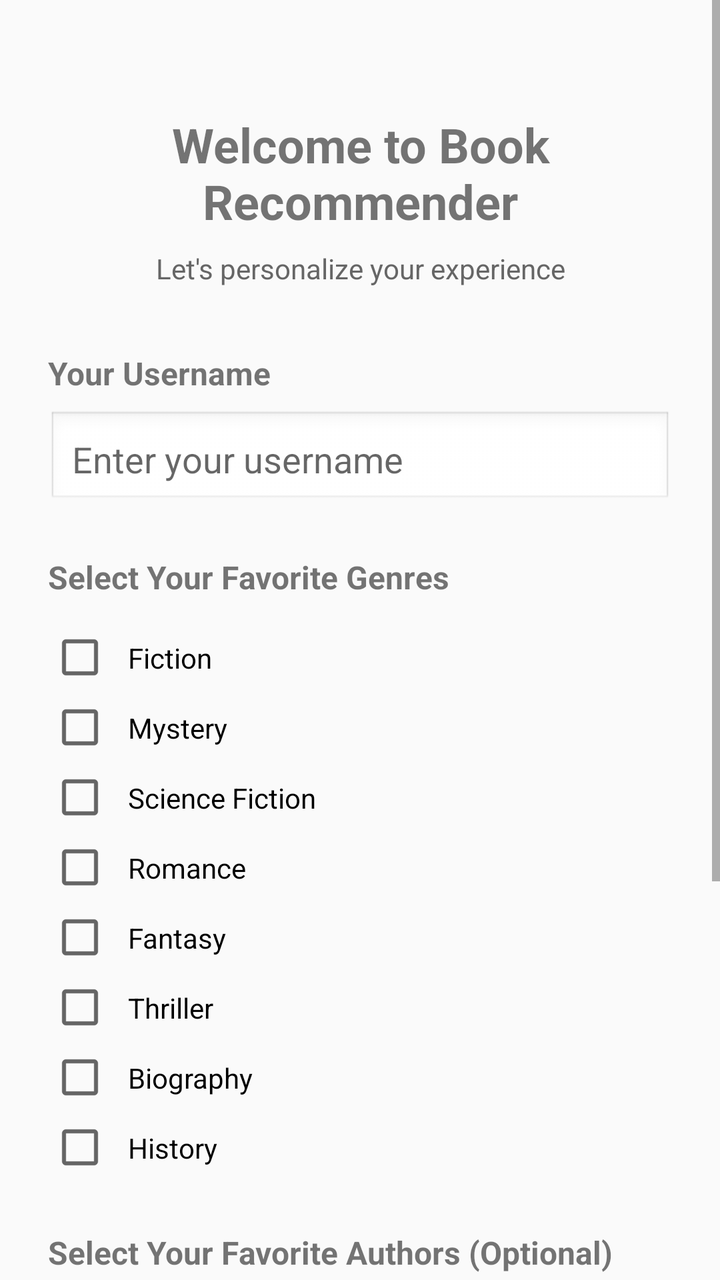
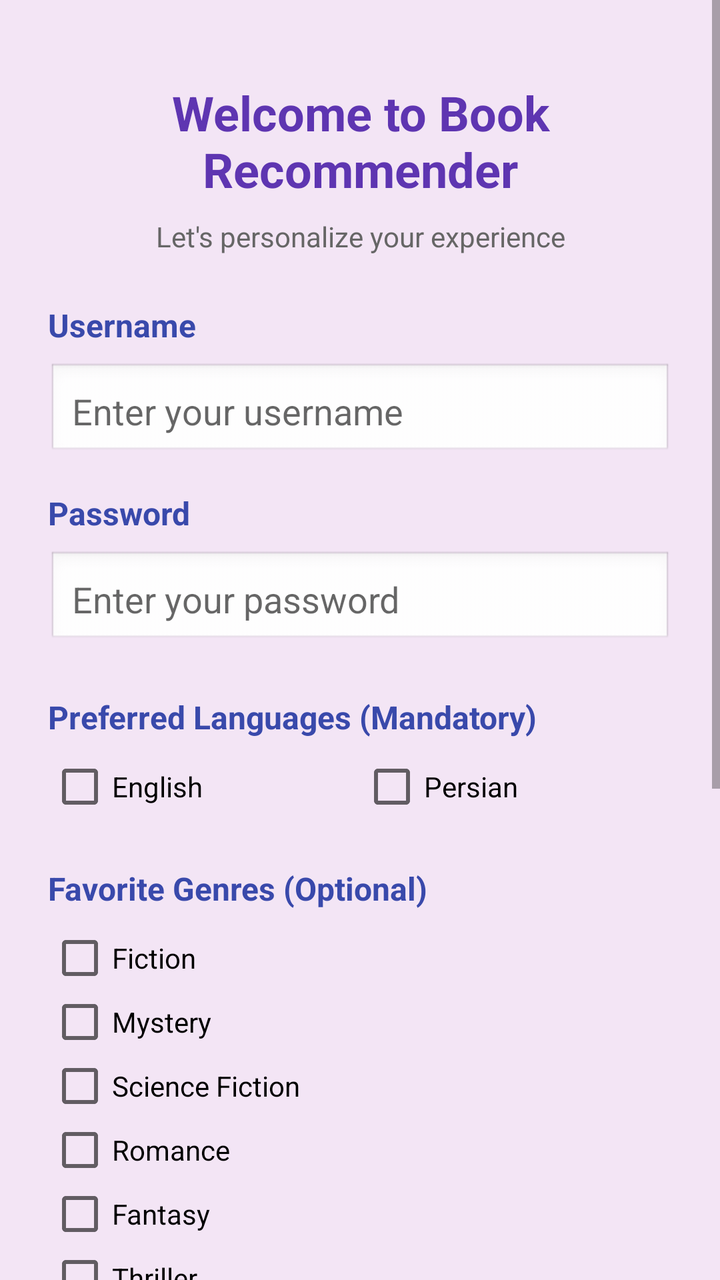

Compare the two renders of this Android layout. The source of the first and the diff that turns it into the second are given below.
<!-- AndroidManifest.xml: application theme Theme.AppCompat.Light.NoActionBar -->
<!-- res/layout/activity_setup.xml -->
<?xml version="1.0" encoding="utf-8"?>
<ScrollView xmlns:android="http://schemas.android.com/apk/res/android"
    android:layout_width="match_parent"
    android:layout_height="match_parent"
    android:background="#FAFAFA">

    <LinearLayout
        android:layout_width="match_parent"
        android:layout_height="wrap_content"
        android:orientation="vertical"
        android:padding="24dp">

        <TextView
            android:layout_width="match_parent"
            android:layout_height="wrap_content"
            android:text="Welcome to Book Recommender"
            android:textSize="24sp"
            android:textStyle="bold"
            android:gravity="center"
            android:layout_marginTop="32dp"
            android:layout_marginBottom="8dp" />

        <TextView
            android:layout_width="match_parent"
            android:layout_height="wrap_content"
            android:text="Let's personalize your experience"
            android:textSize="14sp"
            android:textColor="#666666"
            android:gravity="center"
            android:layout_marginBottom="32dp" />

        
        <TextView
            android:layout_width="wrap_content"
            android:layout_height="wrap_content"
            android:text="Your Username"
            android:textSize="16sp"
            android:textStyle="bold"
            android:layout_marginBottom="8dp" />

        <EditText
            android:id="@+id/etUsername"
            android:layout_width="match_parent"
            android:layout_height="wrap_content"
            android:hint="Enter your username"
            android:inputType="text"
            android:padding="12dp"
            android:background="@android:drawable/edit_text"
            android:layout_marginBottom="24dp" />

        
        <TextView
            android:layout_width="wrap_content"
            android:layout_height="wrap_content"
            android:text="Select Your Favorite Genres"
            android:textSize="16sp"
            android:textStyle="bold"
            android:layout_marginBottom="12dp" />

        <LinearLayout
            android:id="@+id/genresContainer"
            android:layout_width="match_parent"
            android:layout_height="wrap_content"
            android:orientation="vertical"
            android:layout_marginBottom="24dp">

            <CheckBox android:id="@+id/chkFiction" android:layout_width="match_parent" android:layout_height="wrap_content" android:text="Fiction" android:padding="8dp" />
            <CheckBox android:id="@+id/chkMystery" android:layout_width="match_parent" android:layout_height="wrap_content" android:text="Mystery" android:padding="8dp" />
            <CheckBox android:id="@+id/chkSciFi" android:layout_width="match_parent" android:layout_height="wrap_content" android:text="Science Fiction" android:padding="8dp" />
            <CheckBox android:id="@+id/chkRomance" android:layout_width="match_parent" android:layout_height="wrap_content" android:text="Romance" android:padding="8dp" />
            <CheckBox android:id="@+id/chkFantasy" android:layout_width="match_parent" android:layout_height="wrap_content" android:text="Fantasy" android:padding="8dp" />
            <CheckBox android:id="@+id/chkThriller" android:layout_width="match_parent" android:layout_height="wrap_content" android:text="Thriller" android:padding="8dp" />
            <CheckBox android:id="@+id/chkBiography" android:layout_width="match_parent" android:layout_height="wrap_content" android:text="Biography" android:padding="8dp" />
            <CheckBox android:id="@+id/chkHistory" android:layout_width="match_parent" android:layout_height="wrap_content" android:text="History" android:padding="8dp" />
        </LinearLayout>

        
        <TextView
            android:layout_width="wrap_content"
            android:layout_height="wrap_content"
            android:text="Select Your Favorite Authors (Optional)"
            android:textSize="16sp"
            android:textStyle="bold"
            android:layout_marginBottom="12dp" />

        <LinearLayout
            android:id="@+id/authorsContainer"
            android:layout_width="match_parent"
            android:layout_height="wrap_content"
            android:orientation="vertical"
            android:layout_marginBottom="32dp">

            <CheckBox android:id="@+id/chkAuthor1" android:layout_width="match_parent" android:layout_height="wrap_content" android:text="Stephen King" android:padding="8dp" />
            <CheckBox android:id="@+id/chkAuthor2" android:layout_width="match_parent" android:layout_height="wrap_content" android:text="J.K. Rowling" android:padding="8dp" />
            <CheckBox android:id="@+id/chkAuthor3" android:layout_width="match_parent" android:layout_height="wrap_content" android:text="Agatha Christie" android:padding="8dp" />
            <CheckBox android:id="@+id/chkAuthor4" android:layout_width="match_parent" android:layout_height="wrap_content" android:text="George Orwell" android:padding="8dp" />
            <CheckBox android:id="@+id/chkAuthor5" android:layout_width="match_parent" android:layout_height="wrap_content" android:text="Jane Austen" android:padding="8dp" />
        </LinearLayout>

        
        <Button
            android:id="@+id/btnSubmit"
            android:layout_width="match_parent"
            android:layout_height="wrap_content"
            android:text="Get Recommendations"
            android:textSize="16sp"
            android:padding="14dp"
            android:backgroundTint="#4CAF50"
            android:textColor="#FFFFFF" />

        <ProgressBar
            android:id="@+id/progressBar"
            android:layout_width="wrap_content"
            android:layout_height="wrap_content"
            android:layout_gravity="center"
            android:visibility="gone"
            android:layout_marginTop="16dp" />

    </LinearLayout>
</ScrollView>
<!-- resources referenced by this layout -->
<resources>

</resources>

<!-- the commit's change to res/layout/activity_setup.xml (unified diff, before → after) -->
@@ -2,7 +2,7 @@
 <ScrollView xmlns:android="http://schemas.android.com/apk/res/android"
     android:layout_width="match_parent"
     android:layout_height="match_parent"
-    android:background="#FAFAFA">
+    android:background="@color/soft_purple">
 
     <LinearLayout
         android:layout_width="match_parent"
@@ -16,8 +16,9 @@
             android:text="Welcome to Book Recommender"
             android:textSize="24sp"
             android:textStyle="bold"
+            android:textColor="@color/primary_purple"
             android:gravity="center"
-            android:layout_marginTop="32dp"
+            android:layout_marginTop="16dp"
             android:layout_marginBottom="8dp" />
 
         <TextView
@@ -25,17 +26,17 @@
             android:layout_height="wrap_content"
             android:text="Let's personalize your experience"
             android:textSize="14sp"
-            android:textColor="#666666"
+            android:textColor="@color/gray_text"
             android:gravity="center"
-            android:layout_marginBottom="32dp" />
+            android:layout_marginBottom="24dp" />
 
-        
         <TextView
             android:layout_width="wrap_content"
             android:layout_height="wrap_content"
-            android:text="Your Username"
+            android:text="Username"
             android:textSize="16sp"
             android:textStyle="bold"
+            android:textColor="@color/primary_blue"
             android:layout_marginBottom="8dp" />
 
         <EditText
@@ -46,16 +47,65 @@
             android:inputType="text"
             android:padding="12dp"
             android:background="@android:drawable/edit_text"
-            android:layout_marginBottom="24dp" />
+            android:layout_marginBottom="16dp" />
 
-        
         <TextView
             android:layout_width="wrap_content"
             android:layout_height="wrap_content"
-            android:text="Select Your Favorite Genres"
+            android:text="Password"
             android:textSize="16sp"
             android:textStyle="bold"
-            android:layout_marginBottom="12dp" />
+            android:textColor="@color/primary_blue"
+            android:layout_marginBottom="8dp" />
+
+        <EditText
+            android:id="@+id/etPassword"
+            android:layout_width="match_parent"
+            android:layout_height="wrap_content"
+            android:hint="Enter your password"
+            android:inputType="textPassword"
+            android:padding="12dp"
+            android:background="@android:drawable/edit_text"
+            android:layout_marginBottom="24dp" />
+
+        <TextView
+            android:layout_width="wrap_content"
+            android:layout_height="wrap_content"
+            android:text="Preferred Languages (Mandatory)"
+            android:textSize="16sp"
+            android:textStyle="bold"
+            android:textColor="@color/primary_blue"
+            android:layout_marginBottom="8dp" />
+
+        <LinearLayout
+            android:layout_width="match_parent"
+            android:layout_height="wrap_content"
+            android:orientation="horizontal"
+            android:layout_marginBottom="24dp">
+            <CheckBox
+                android:id="@+id/chkEn"
+                android:layout_width="0dp"
+                android:layout_weight="1"
+                android:layout_height="wrap_content"
+                android:text="English"
+                android:textColor="@color/black" />
+            <CheckBox
+                android:id="@+id/chkFa"
+                android:layout_width="0dp"
+                android:layout_weight="1"
+                android:layout_height="wrap_content"
+                android:text="Persian"
+                android:textColor="@color/black" />
+        </LinearLayout>
+
+        <TextView
+            android:layout_width="wrap_content"
+            android:layout_height="wrap_content"
+            android:text="Favorite Genres (Optional)"
+            android:textSize="16sp"
+            android:textStyle="bold"
+            android:textColor="@color/primary_blue"
+            android:layout_marginBottom="8dp" />
 
         <LinearLayout
             android:id="@+id/genresContainer"
@@ -63,25 +113,24 @@
             android:layout_height="wrap_content"
             android:orientation="vertical"
             android:layout_marginBottom="24dp">
-
-            <CheckBox android:id="@+id/chkFiction" android:layout_width="match_parent" android:layout_height="wrap_content" android:text="Fiction" android:padding="8dp" />
-            <CheckBox android:id="@+id/chkMystery" android:layout_width="match_parent" android:layout_height="wrap_content" android:text="Mystery" android:padding="8dp" />
-            <CheckBox android:id="@+id/chkSciFi" android:layout_width="match_parent" android:layout_height="wrap_content" android:text="Science Fiction" android:padding="8dp" />
-            <CheckBox android:id="@+id/chkRomance" android:layout_width="match_parent" android:layout_height="wrap_content" android:text="Romance" android:padding="8dp" />
-            <CheckBox android:id="@+id/chkFantasy" android:layout_width="match_parent" android:layout_height="wrap_content" android:text="Fantasy" android:padding="8dp" />
-            <CheckBox android:id="@+id/chkThriller" android:layout_width="match_parent" android:layout_height="wrap_content" android:text="Thriller" android:padding="8dp" />
-            <CheckBox android:id="@+id/chkBiography" android:layout_width="match_parent" android:layout_height="wrap_content" android:text="Biography" android:padding="8dp" />
-            <CheckBox android:id="@+id/chkHistory" android:layout_width="match_parent" android:layout_height="wrap_content" android:text="History" android:padding="8dp" />
+            <CheckBox android:id="@+id/chkFiction" android:layout_width="match_parent" android:layout_height="wrap_content" android:text="Fiction" />
+            <CheckBox android:id="@+id/chkMystery" android:layout_width="match_parent" android:layout_height="wrap_content" android:text="Mystery" />
+            <CheckBox android:id="@+id/chkSciFi" android:layout_width="match_parent" android:layout_height="wrap_content" android:text="Science Fiction" />
+            <CheckBox android:id="@+id/chkRomance" android:layout_width="match_parent" android:layout_height="wrap_content" android:text="Romance" />
+            <CheckBox android:id="@+id/chkFantasy" android:layout_width="match_parent" android:layout_height="wrap_content" android:text="Fantasy" />
+            <CheckBox android:id="@+id/chkThriller" android:layout_width="match_parent" android:layout_height="wrap_content" android:text="Thriller" />
+            <CheckBox android:id="@+id/chkBiography" android:layout_width="match_parent" android:layout_height="wrap_content" android:text="Biography" />
+            <CheckBox android:id="@+id/chkHistory" android:layout_width="match_parent" android:layout_height="wrap_content" android:text="History" />
         </LinearLayout>
 
-        
         <TextView
             android:layout_width="wrap_content"
             android:layout_height="wrap_content"
-            android:text="Select Your Favorite Authors (Optional)"
+            android:text="Favorite Authors (Optional)"
             android:textSize="16sp"
             android:textStyle="bold"
-            android:layout_marginBottom="12dp" />
+            android:textColor="@color/primary_blue"
+            android:layout_marginBottom="8dp" />
 
         <LinearLayout
             android:id="@+id/authorsContainer"
@@ -89,24 +138,22 @@
             android:layout_height="wrap_content"
             android:orientation="vertical"
             android:layout_marginBottom="32dp">
-
-            <CheckBox android:id="@+id/chkAuthor1" android:layout_width="match_parent" android:layout_height="wrap_content" android:text="Stephen King" android:padding="8dp" />
-            <CheckBox android:id="@+id/chkAuthor2" android:layout_width="match_parent" android:layout_height="wrap_content" android:text="J.K. Rowling" android:padding="8dp" />
-            <CheckBox android:id="@+id/chkAuthor3" android:layout_width="match_parent" android:layout_height="wrap_content" android:text="Agatha Christie" android:padding="8dp" />
-            <CheckBox android:id="@+id/chkAuthor4" android:layout_width="match_parent" android:layout_height="wrap_content" android:text="George Orwell" android:padding="8dp" />
-            <CheckBox android:id="@+id/chkAuthor5" android:layout_width="match_parent" android:layout_height="wrap_content" android:text="Jane Austen" android:padding="8dp" />
+            <CheckBox android:id="@+id/chkAuthor1" android:layout_width="match_parent" android:layout_height="wrap_content" android:text="Stephen King" />
+            <CheckBox android:id="@+id/chkAuthor2" android:layout_width="match_parent" android:layout_height="wrap_content" android:text="J.K. Rowling" />
+            <CheckBox android:id="@+id/chkAuthor3" android:layout_width="match_parent" android:layout_height="wrap_content" android:text="Agatha Christie" />
+            <CheckBox android:id="@+id/chkAuthor4" android:layout_width="match_parent" android:layout_height="wrap_content" android:text="George Orwell" />
+            <CheckBox android:id="@+id/chkAuthor5" android:layout_width="match_parent" android:layout_height="wrap_content" android:text="Jane Austen" />
         </LinearLayout>
 
-        
         <Button
             android:id="@+id/btnSubmit"
             android:layout_width="match_parent"
             android:layout_height="wrap_content"
-            android:text="Get Recommendations"
+            android:text="Complete Setup"
             android:textSize="16sp"
             android:padding="14dp"
-            android:backgroundTint="#4CAF50"
-            android:textColor="#FFFFFF" />
+            android:backgroundTint="@color/primary_purple"
+            android:textColor="@color/white" />
 
         <ProgressBar
             android:id="@+id/progressBar"
@@ -114,6 +161,7 @@
             android:layout_height="wrap_content"
             android:layout_gravity="center"
             android:visibility="gone"
+            android:indeterminateTint="@color/primary_purple"
             android:layout_marginTop="16dp" />
 
     </LinearLayout>
<!-- resource entries referenced after the edit -->
@@ -1,5 +1,10 @@
 <!-- resources referenced by this layout -->
 <resources>
-
+  <color name="black">#FF000000</color>
+  <color name="gray_text">#666666</color>
+  <color name="primary_blue">#3949AB</color>
+  <color name="primary_purple">#5E35B1</color>
+  <color name="soft_purple">#F3E5F5</color>
+  <color name="white">#FFFFFFFF</color>
 </resources>
 
